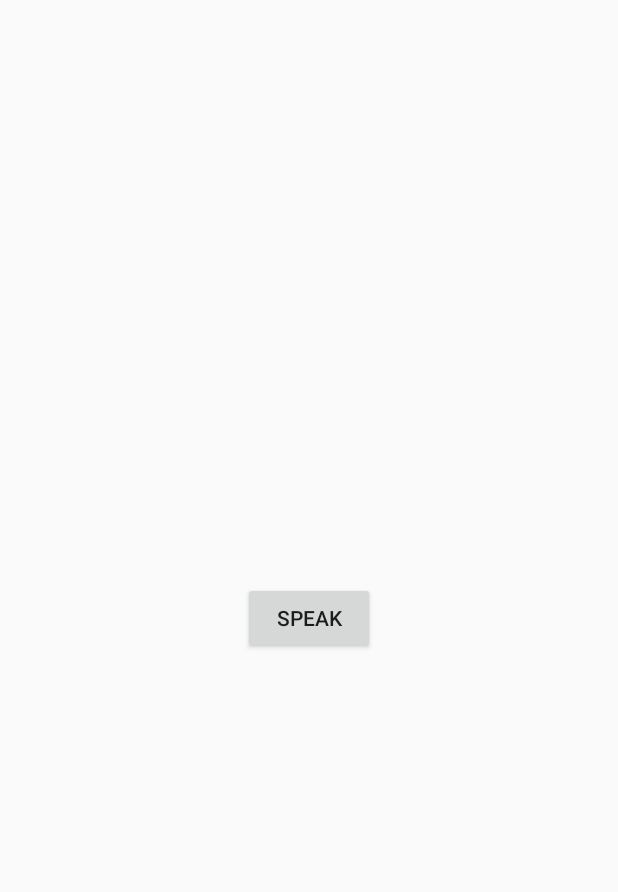
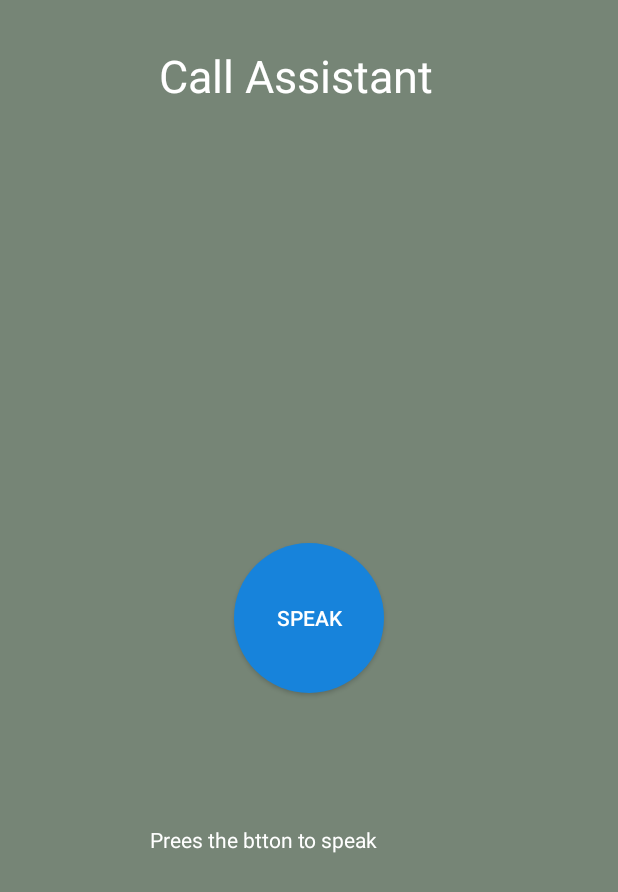
Before and after one commit to KishoreKalyan23/VoiceAssistant, an Android app built with Jetpack Compose: the screen it shows after launch (MainActivity), on a phone screen of 412 x 824 dp. Shown: the top 892 px of the screen. Run offline under Robolectric (Android 15) with nearby library versions, the phone set to English and light mode, and no system bars.

Commit message:
button style change

```diff
--- /dev/null
+++ b/app/src/main/res/drawable/circle_button.xml
@@ -0,0 +1,8 @@
+<?xml version="1.0" encoding="utf-8"?>
+<shape xmlns:android="http://schemas.android.com/apk/res/android"
+    android:shape="oval">
+    <solid android:color="#1783DB" /> <!-- Button color -->
+    <size
+        android:width="100dp"
+        android:height="100dp" /> <!-- Controls circle size -->
+</shape>
--- a/app/src/main/res/layout/activity_main.xml
+++ b/app/src/main/res/layout/activity_main.xml
@@ -2,13 +2,35 @@
 <RelativeLayout xmlns:android="http://schemas.android.com/apk/res/android"
     android:layout_width="match_parent"
     android:layout_height="match_parent"
-    android:orientation="horizontal" >
+    android:orientation="horizontal"
+    android:background="#768576">
+
+    <TextView
+        android:id="@+id/textView"
+        android:layout_width="200dp"
+        android:layout_height="50dp"
+        android:layout_margin="30dp"
+        android:textSize="30sp"
+        android:textColor="@color/white"
+        android:layout_centerHorizontal="true"
+        android:text="Call Assistant" />
 
     <Button
         android:id="@+id/btnSpeak"
-        android:layout_width="wrap_content"
-        android:layout_height="wrap_content"
+        android:layout_width="100dp"
+        android:layout_height="100dp"
+        android:background="@drawable/circle_button"
         android:text="Speak"
+        android:textColor="@android:color/white"
         android:layout_centerInParent="true" />
 
+    <TextView
+        android:layout_width="200dp"
+        android:layout_height="20dp"
+        android:layout_marginStart="100dp"
+        android:layout_marginTop="550dp"
+        android:text="Prees the btton to speak"
+        android:textColor="@color/white" />
+
+
 </RelativeLayout>
```
